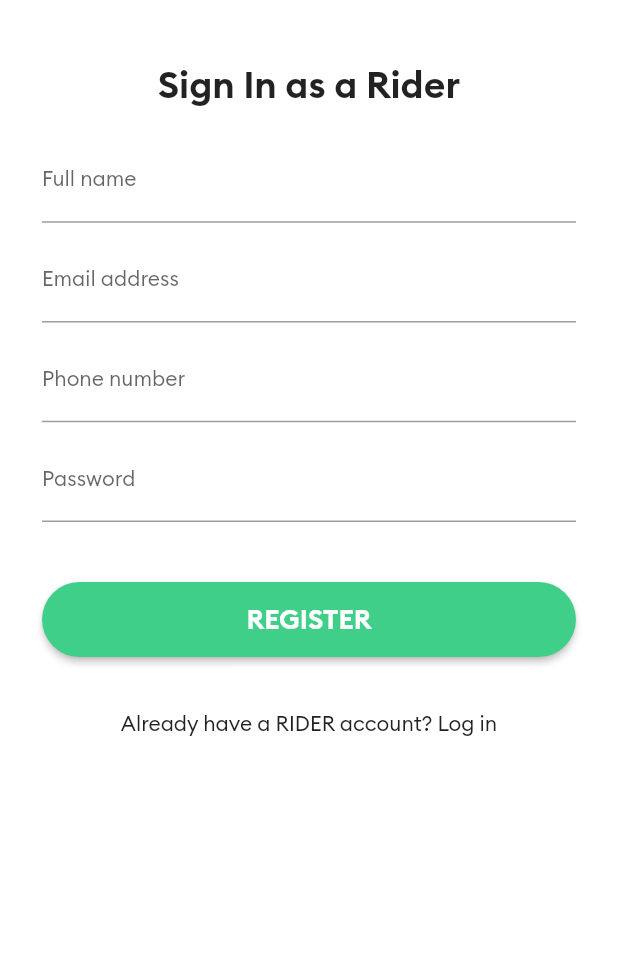
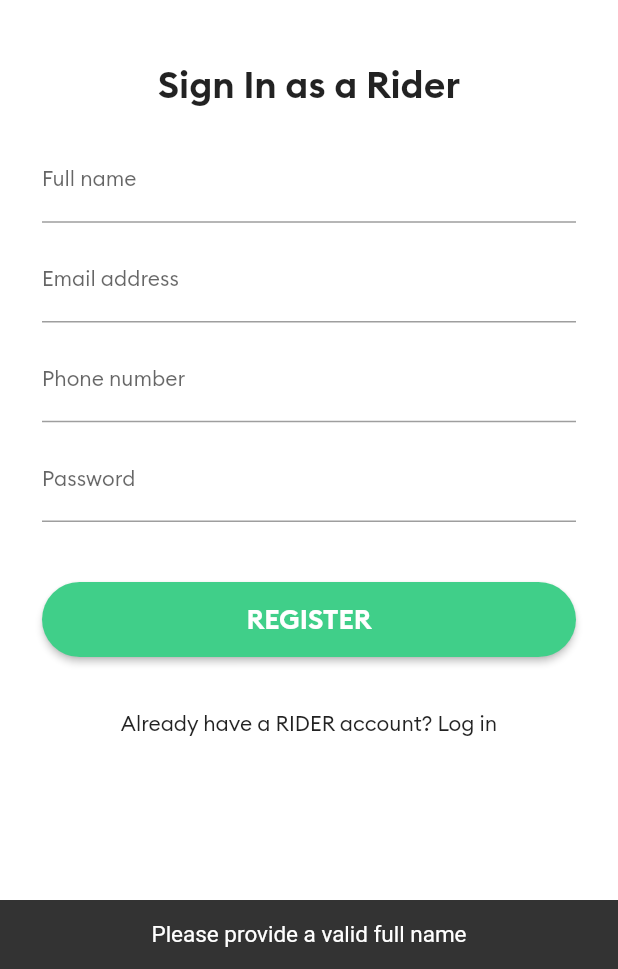
Before and after one commit to sunachun/cab_rider, a Flutter app: the screen it shows after launch, after a tap on "REGISTER", on a phone screen of 412 x 824 dp, the part 267-1236 px from its top. Run offline on Flutter 3.47's test engine with Material 2 defaults, Android fonts, the light colour scheme and no system bars; our stand-ins replace firebase_auth, firebase_core, firebase_database; accounts and stored records are empty.

Commit message:
16 validate

```diff
--- a/lib/screens/registrationpage.dart
+++ b/lib/screens/registrationpage.dart
@@ -1,14 +1,47 @@
 import 'package:cab_rider/brand_colors.dart';
 import 'package:cab_rider/screens/loginpage.dart';
 import 'package:cab_rider/widgets/TaxiButton.dart';
+import 'package:firebase_auth/firebase_auth.dart';
 import 'package:flutter/material.dart';
 
 class RegistrationPage extends StatelessWidget {
   static const String id = 'register';
+  final GlobalKey<ScaffoldState> scaffoldKey = new GlobalKey<ScaffoldState>();
+
+  void showSnackBar(String title) {
+    final snackbar = SnackBar(
+      content: Text(
+        title,
+        textAlign: TextAlign.center,
+        style: TextStyle(fontSize: 15),
+      ),
+    );
+    scaffoldKey.currentState.showSnackBar(snackbar);
+  }
+
+  final FirebaseAuth _auth = FirebaseAuth.instance;
+
+  var fullNameController = TextEditingController();
+  var phoneController = TextEditingController();
+  var emailController = TextEditingController();
+  var passwordController = TextEditingController();
+
+  void registerUser() async {
+    final User user = (await _auth.createUserWithEmailAndPassword(
+      email: emailController.text,
+      password: passwordController.text,
+    ))
+        .user;
+
+    if (user != null) {
+      print('registration successful');
+    }
+  }
 
   @override
   Widget build(BuildContext context) {
     return Scaffold(
+      key: scaffoldKey,
       backgroundColor: Colors.white,
       body: SafeArea(
         child: SingleChildScrollView(
@@ -38,6 +71,7 @@ class RegistrationPage extends StatelessWidget {
                     children: <Widget>[
                       //full name
                       TextField(
+                        controller: fullNameController,
                         keyboardType: TextInputType.text,
                         decoration: InputDecoration(
                           labelText: 'Full name',
@@ -54,6 +88,7 @@ class RegistrationPage extends StatelessWidget {
                       SizedBox(height: 10),
                       //Email address
                       TextField(
+                        controller: emailController,
                         keyboardType: TextInputType.emailAddress,
                         decoration: InputDecoration(
                           labelText: 'Email address',
@@ -70,6 +105,7 @@ class RegistrationPage extends StatelessWidget {
                       SizedBox(height: 10),
                       //Phone
                       TextField(
+                        controller: phoneController,
                         keyboardType: TextInputType.phone,
                         decoration: InputDecoration(
                           labelText: 'Phone number',
@@ -86,6 +122,7 @@ class RegistrationPage extends StatelessWidget {
                       SizedBox(height: 10),
                       //Password
                       TextField(
+                        controller: passwordController,
                         obscureText: true,
                         decoration: InputDecoration(
                           labelText: 'Password',
@@ -103,7 +140,29 @@ class RegistrationPage extends StatelessWidget {
                       TaxiButton(
                         title: 'REGISTER',
                         color: BrandColors.colorGreen,
-                        onPressed: () {},
+                        onPressed: () {
+                          // check network awavilability
+                          if (fullNameController.text.length < 3) {
+                            showSnackBar('Please provide a valid full name');
+                            return;
+                          }
+                          if (phoneController.text.length < 10) {
+                            showSnackBar('Please provide a valid phone number');
+                            return;
+                          }
+                          if (!emailController.text.contains('@')) {
+                            showSnackBar(
+                                'Please provide a valid email address');
+                            return;
+                          }
+                          if (passwordController.text.length < 8) {
+                            showSnackBar(
+                                'password must be at least 8 characters');
+                            return;
+                          }
+
+                          registerUser();
+                        },
                       ),
                     ],
                   ),
```
